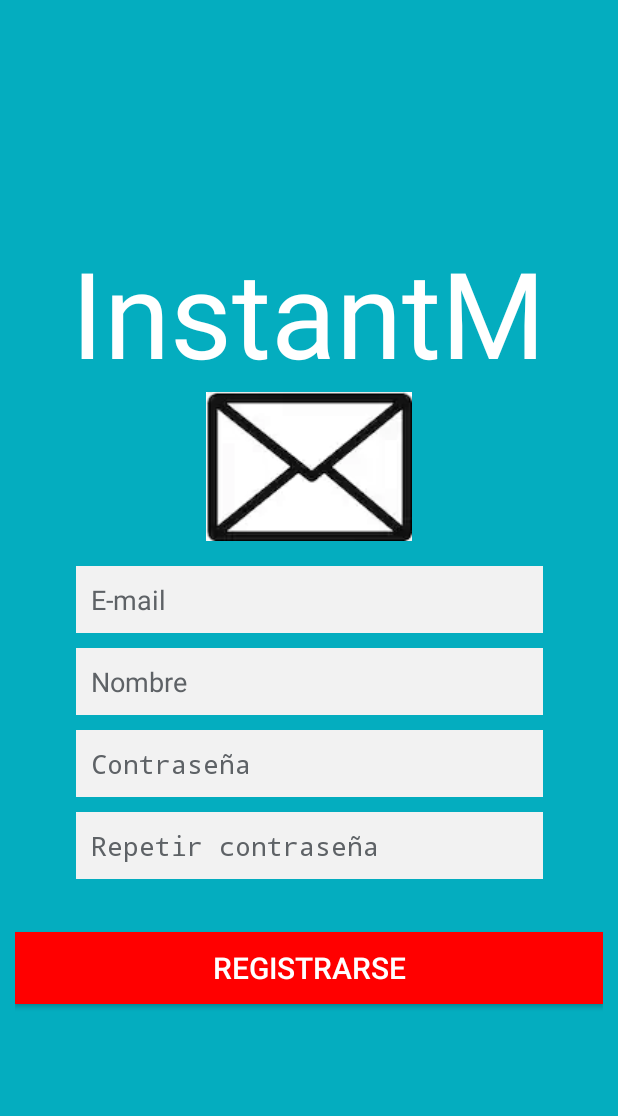
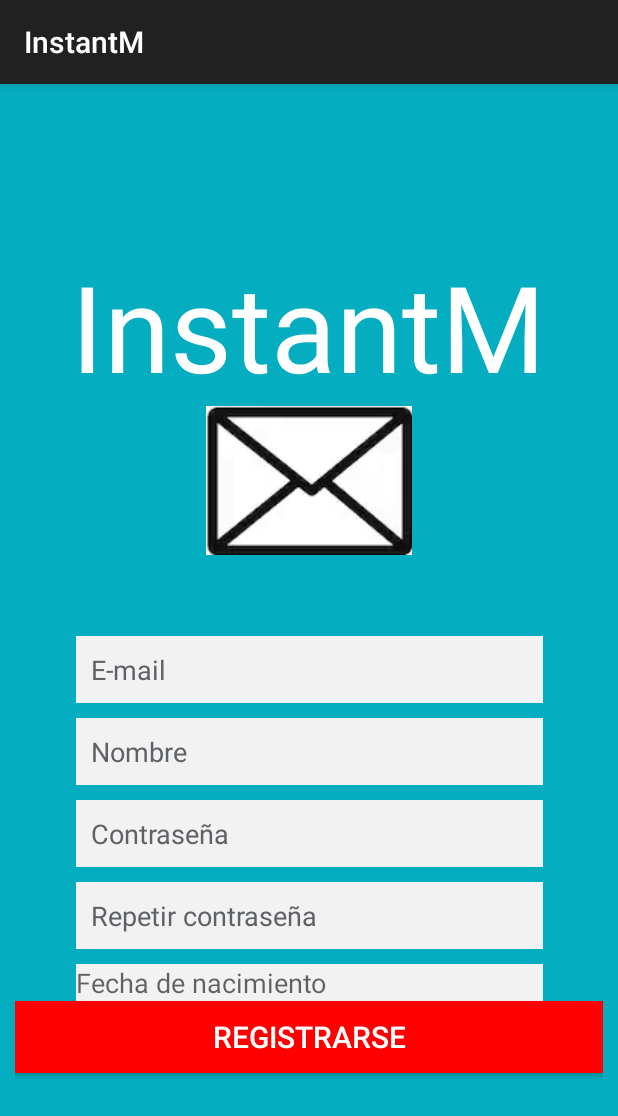
Before and after one commit to danielhuici/instantM, an Android app: the RegisterActivity screen opened directly, with no data from a screen before it, on a phone screen of 412 x 824 dp. Shown: the top 1116 px of the screen. Run offline under Robolectric (Android 15) with nearby library versions, the phone set to English and light mode, and no system bars; our stand-ins replace Volley.

Commit message:
Fecha vista agregada

```diff
--- a/app/src/main/java/info/androidhive/loginandregistration/activity/RegisterActivity.java
+++ b/app/src/main/java/info/androidhive/loginandregistration/activity/RegisterActivity.java
@@ -1,13 +1,18 @@
 package info.androidhive.loginandregistration.activity;
 
 import android.app.Activity;
+import android.app.DatePickerDialog;
 import android.app.ProgressDialog;
+import android.content.Context;
 import android.content.Intent;
 import android.os.Bundle;
+import android.support.v7.app.AppCompatActivity;
 import android.util.Log;
 import android.view.View;
 import android.widget.Button;
+import android.widget.DatePicker;
 import android.widget.EditText;
+import android.widget.TextView;
 import android.widget.Toast;
 
 import com.android.volley.Request.Method;
@@ -18,25 +23,34 @@ import com.android.volley.toolbox.StringRequest;
 import org.json.JSONException;
 import org.json.JSONObject;
 
+import java.sql.Date;
+import java.util.Calendar;
 import java.util.HashMap;
 import java.util.Map;
 
 import info.androidhive.loginandregistration.R;
 import info.androidhive.loginandregistration.app.AppConfig;
 import info.androidhive.loginandregistration.app.AppController;
+import info.androidhive.loginandregistration.dialog.DatePickerFragment;
 import info.androidhive.loginandregistration.helper.SQLiteHandler;
 import info.androidhive.loginandregistration.helper.SessionManager;
 
-public class RegisterActivity extends Activity {
+public class RegisterActivity extends AppCompatActivity{
     private static final String TAG = RegisterActivity.class.getSimpleName();
     private Button buttonRegister;
     private EditText inputUsername;
     private EditText inputEmail;
     private EditText inputPassword;
     private EditText inputRepeatPassword;
+    private EditText birthdayDate;
     private ProgressDialog pDialog;
     private SessionManager session;
     private SQLiteHandler db;
+
+    private Calendar calendar;
+    private DatePickerDialog datePickerDialog;
+
+    private Date birthday;
 
     @Override
     public void onCreate(Bundle savedInstanceState) {
@@ -47,6 +61,7 @@ public class RegisterActivity extends Activity {
         inputEmail = (EditText) findViewById(R.id.register_email);
         inputPassword = (EditText) findViewById(R.id.register_password);
         inputRepeatPassword = (EditText) findViewById(R.id.register_repeat_password);
+        birthdayDate = (EditText) findViewById(R.id.birthdayDate);
         buttonRegister = (Button) findViewById(R.id.btnRegister);
 
         // Progress dialog
@@ -89,6 +104,13 @@ public class RegisterActivity extends Activity {
                             "¡Introduce los datos!", Toast.LENGTH_LONG)
                             .show();
                 }
+            }
+        });
+
+        birthdayDate.setOnClickListener(new View.OnClickListener() {
+            @Override
+            public void onClick(View view) {
+                showDatePickerDialog();
             }
         });
 
@@ -185,4 +207,17 @@ public class RegisterActivity extends Activity {
         if (pDialog.isShowing())
             pDialog.dismiss();
     }
+
+    private void showDatePickerDialog() {
+        DatePickerFragment newFragment = DatePickerFragment.newInstance(new DatePickerDialog.OnDateSetListener() {
+            @Override
+            public void onDateSet(DatePicker datePicker, int year, int month, int day) {
+                // +1 because January is zero
+                final String selectedDate = day + " / " + (month+1) + " / " + year;
+                birthdayDate.setText(selectedDate);
+            }
+        });
+
+        newFragment.show(getFragmentManager(), "date");
+    }
 }
--- a/app/src/main/java/info/androidhive/loginandregistration/helper/SQLiteHandler.java
+++ b/app/src/main/java/info/androidhive/loginandregistration/helper/SQLiteHandler.java
@@ -8,6 +8,7 @@ import android.database.sqlite.SQLiteDatabase;
 import android.database.sqlite.SQLiteOpenHelper;
 import android.util.Log;
 
+import java.sql.Date;
 import java.util.HashMap;
 
 public class SQLiteHandler extends SQLiteOpenHelper {
--- a/app/src/main/res/layout/activity_register.xml
+++ b/app/src/main/res/layout/activity_register.xml
@@ -26,9 +26,9 @@
 
     <LinearLayout
         android:layout_width="411dp"
-        android:layout_height="225dp"
+        android:layout_height="287dp"
+        android:gravity="bottom"
         android:orientation="vertical"
-        android:gravity="bottom"
         android:paddingLeft="50dp"
         android:paddingRight="50dp">
 
@@ -83,14 +83,22 @@
             android:singleLine="true"
             android:textColor="@color/input_hint"
             android:textColorHint="@color/input_hint" />
-
+        <EditText
+            android:id="@+id/birthdayDate"
+            android:layout_width="match_parent"
+            android:layout_height="wrap_content"
+            android:background="@color/input"
+            android:inputType="date"
+            android:hint="@string/birthday"
+            android:focusable="false"
+            android:clickable="true"
+            android:maxLines="1" />
     </LinearLayout>
 
     <Button
         android:id="@+id/btnRegister"
         android:layout_width="fill_parent"
         android:layout_height="wrap_content"
-        android:layout_marginTop="25dip"
         android:background="@color/button_register"
         android:text="@string/button_register"
         android:textColor="@color/white"
--- a/app/src/main/res/values/colors.xml
+++ b/app/src/main/res/values/colors.xml
@@ -8,9 +8,9 @@
     <color name="input_register">#888888</color>
     <color name="input_register_bg">#3b4148</color>
     <color name="input_hint">#5e6266</color>
-    <color name="btn_login">#26ae90</color>
+    <color name="btn_login">#26AE90</color>
     <color name="button_register">#FF0000</color>
-    <color name="btn_login_bg">#eceef1</color>
+    <color name="btn_login_bg">#ECEEF1</color>
     <color name="lbl_name">#fefcfc</color>
     <color name="btn_logut_bg">#ff6861</color>
 
--- a/app/src/main/res/values/strings.xml
+++ b/app/src/main/res/values/strings.xml
@@ -5,6 +5,7 @@
     <string name="hint_username">Usuario</string>
     <string name="hint_password">Contraseña</string>
     <string name="hint_repeat_password">Repetir contraseña</string>
+    <string name="birthday">Fecha de nacimiento</string>
     <string name="hint_name">Nombre</string>
     <string name="hint_email">E-mail</string>
     <string name="button_login">Iniciar sesión</string>
```
Also changed, not shown: app/src/main/java/info/androidhive/loginandregistration/dialog/DatePickerFragment.java (added, +40 -0 lines), app/src/main/res/drawable/degradado.xml (indentation only), 1982 other files.
